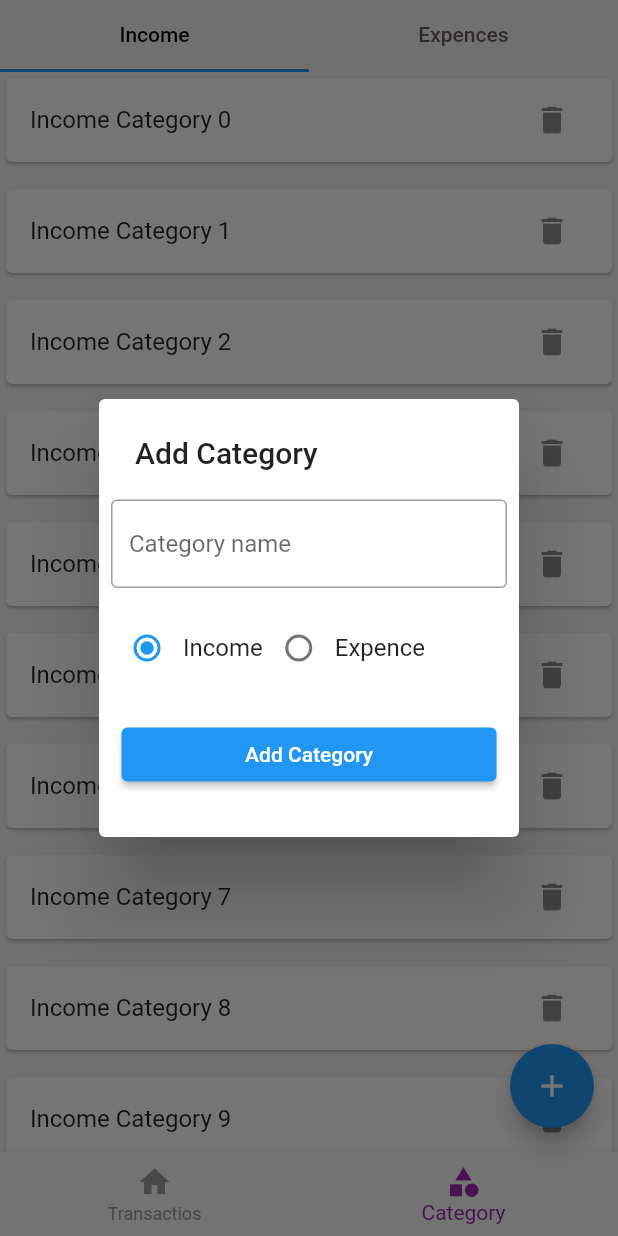
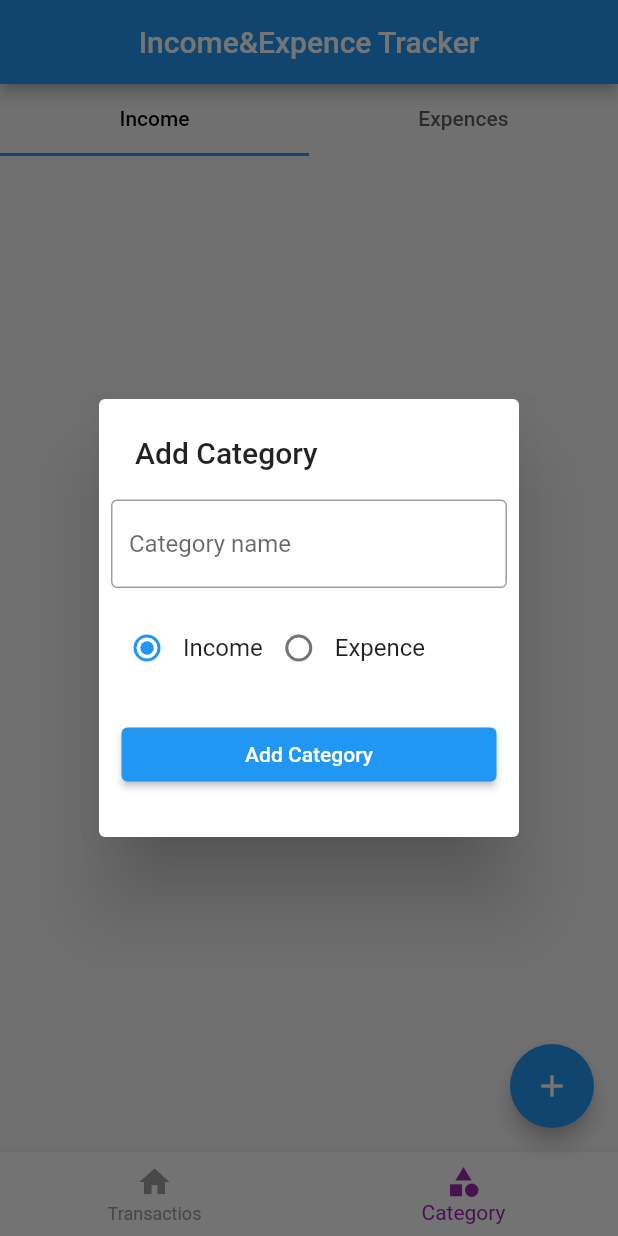
Before and after one commit to Vineeth-Kolichal/Personal-Income-Expense-tracker, a Flutter app: the screen it shows after launch, item 2 of the bottom bar chosen, after a tap on the "add" icon, on a phone screen of 412 x 824 dp. Run offline on Flutter 3.47's test engine with Material 2 defaults, Android fonts, the phone set to English and light mode, and no system bars; our stand-ins replace hive_flutter; accounts and stored records are empty.

Commit message:
category add and delete database connection established

```diff
--- a/lib/Screens/Category/income_category_list.dart
+++ b/lib/Screens/Category/income_category_list.dart
@@ -1,27 +1,38 @@
 import 'package:flutter/material.dart';
+import 'package:money_management_app/db/category/category_db.dart';
+import 'package:money_management_app/models/category/category_model.dart';
 
 class IncomeCategoryList extends StatelessWidget {
   const IncomeCategoryList({Key? key}) : super(key: key);
 
   @override
   Widget build(BuildContext context) {
+    return ValueListenableBuilder(
+      valueListenable: CategoryDB().incomeCategoryListNotifier,
+      builder: (BuildContext ctx, List<CategoryModel> newList, Widget? _) {
         return ListView.separated(
           itemBuilder: (context, index) {
+            final category = newList[index];
             return Card(
               child: ListTile(
-            title: Text('Income Category $index'),
+                title: Text(category.name),
                 trailing: IconButton(
-              onPressed: () {},
-              icon: const Icon(Icons.delete),
+                  onPressed: () {
+                    CategoryDB.instance.deleteCategory(category.id);
+                  },
+                  icon: Icon(Icons.delete),
                 ),
               ),
-        ) ;
+            );
           },
-      separatorBuilder: (context,index){
-        return const SizedBox(height: 10,);
-
+          separatorBuilder: (context, index) {
+            return SizedBox(
+              height: 10,
+            );
           },
-      itemCount: 10,
+          itemCount: newList.length,
+        );
+      },
     );
   }
 }
--- a/lib/Screens/Category/screen_category.dart
+++ b/lib/Screens/Category/screen_category.dart
@@ -16,10 +16,7 @@ class _ScreenCategoryState extends State<ScreenCategory>
   @override
   void initState() {
     _tabController = TabController(length: 2, vsync: this);
-    categoryDB().listCategory().then((value) {
-      print('getegory get');
-      print(value.toString());
-    });
+    CategoryDB().refreshUI();
     super.initState();
   }
 
--- a/lib/Screens/Home/screen_home.dart
+++ b/lib/Screens/Home/screen_home.dart
@@ -16,6 +16,11 @@ class HomeScreen extends StatelessWidget {
   @override
   Widget build(BuildContext context) {
     return Scaffold(
+      appBar: AppBar(
+        title: Center(
+          child: Text('Income&Expence Tracker'),
+        ),
+      ),
       backgroundColor: Colors.grey[100],
       bottomNavigationBar: MoneyBottomNavigation(),
       body: SafeArea(
@@ -30,7 +35,7 @@ class HomeScreen extends StatelessWidget {
         onPressed: () {
           if (selectIndexNotifier.value == 0) {
             print('transactions page');
-          } else  {
+          } else {
             print('category page');
             ShowCategoryAddPopup(context);
             // final _sample = CategoryModel(
--- a/lib/db/category/category_db.dart
+++ b/lib/db/category/category_db.dart
@@ -1,26 +1,61 @@
+import 'package:flutter/cupertino.dart';
 import 'package:hive_flutter/hive_flutter.dart';
 import 'package:money_management_app/models/category/category_model.dart';
 
+const CATEGORY_DB_NAME = 'category_database';
 
-const CATEGORY_DB_NAME='category_database';
-
-abstract class CategoryDbFuctions{
+abstract class CategoryDbFuctions {
   Future<List<CategoryModel>> listCategory();
   Future<void> insertCategory(CategoryModel value);
+  Future<void> deleteCategory(String categoryID);
 }
-class categoryDB implements CategoryDbFuctions{
+
+class CategoryDB implements CategoryDbFuctions {
+  CategoryDB._internal();
+  static CategoryDB instance = CategoryDB._internal();
+  factory CategoryDB() {
+    return instance;
+  }
+
+  ValueNotifier<List<CategoryModel>> incomeCategoryListNotifier =
+      ValueNotifier([]);
+  ValueNotifier<List<CategoryModel>> expenceCategoryListNotifier =
+      ValueNotifier([]);
   @override
-  Future<void> insertCategory(CategoryModel value) async{
+  Future<void> insertCategory(CategoryModel value) async {
     final _categoryDB = await Hive.openBox<CategoryModel>(CATEGORY_DB_NAME);
-    await _categoryDB.add(value);
-
+    await _categoryDB.put(value.id,value);
+    refreshUI();
   }
 
   @override
-  Future<List<CategoryModel>> listCategory() async{
+  Future<List<CategoryModel>> listCategory() async {
     final _categoryDB = await Hive.openBox<CategoryModel>(CATEGORY_DB_NAME);
     return _categoryDB.values.toList();
-
   }
 
+  Future<void> refreshUI() async {
+    final _allCategories = await listCategory();
+    incomeCategoryListNotifier.value.clear();
+    expenceCategoryListNotifier.value.clear();
+    await Future.forEach(
+      _allCategories,
+      (CategoryModel category) {
+        if (category.type == CategoryType.income) {
+          incomeCategoryListNotifier.value.add(category);
+        } else {
+          expenceCategoryListNotifier.value.add(category);
+        }
+      },
+    );
+    incomeCategoryListNotifier.notifyListeners();
+    expenceCategoryListNotifier.notifyListeners();
+  }
+
+  @override
+  Future<void> deleteCategory(String categoryID) async{
+   final _categoryDB =await Hive.openBox<CategoryModel>(CATEGORY_DB_NAME);
+   await _categoryDB.delete(categoryID);
+   refreshUI();
+  }
 }
```
Also changed, not shown: lib/Screens/Category/expence_category_list.dart (+14 -3 lines), lib/models/category/category_add_popup.dart (+17 -1 lines), 1 other file. Lines whose indentation alone changed are shown as unchanged.
